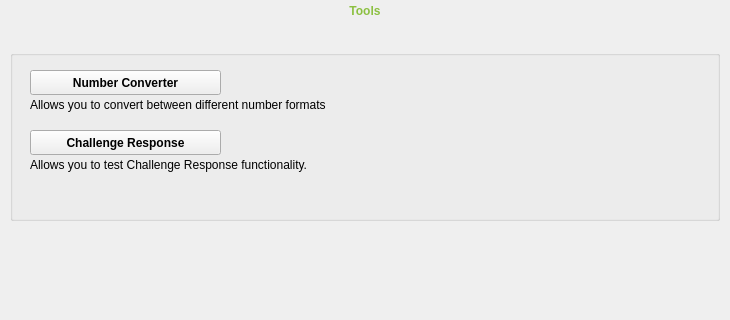
Before: the Qt Designer form src/ui/toolpage.ui in Yubico/yubikey-personalization-gui, drawn with Qt 5; both pictures show x 0 to 730 and y 0 to 320 of the 730 by 650 pixel window.
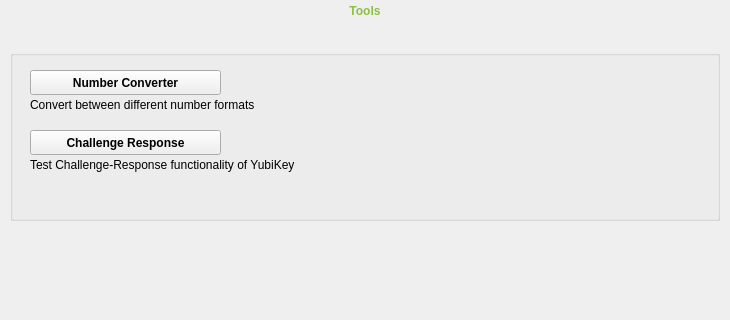
After: the same form once the commit is applied. The open tabs and pages were chosen to show the change.

```diff
--- a/src/ui/toolpage.ui
+++ b/src/ui/toolpage.ui
@@ -114,7 +114,7 @@
       </rect>
      </property>
      <property name="text">
-      <string>Allows you to convert between different number formats</string>
+      <string>Convert between different number formats</string>
      </property>
      <property name="alignment">
       <set>Qt::AlignLeading|Qt::AlignLeft|Qt::AlignVCenter</set>
@@ -162,7 +162,7 @@
       </rect>
      </property>
      <property name="text">
-      <string>Allows you to test Challenge Response functionality.</string>
+      <string>Test Challenge-Response functionality of YubiKey</string>
      </property>
      <property name="alignment">
       <set>Qt::AlignLeading|Qt::AlignLeft|Qt::AlignVCenter</set>
```
